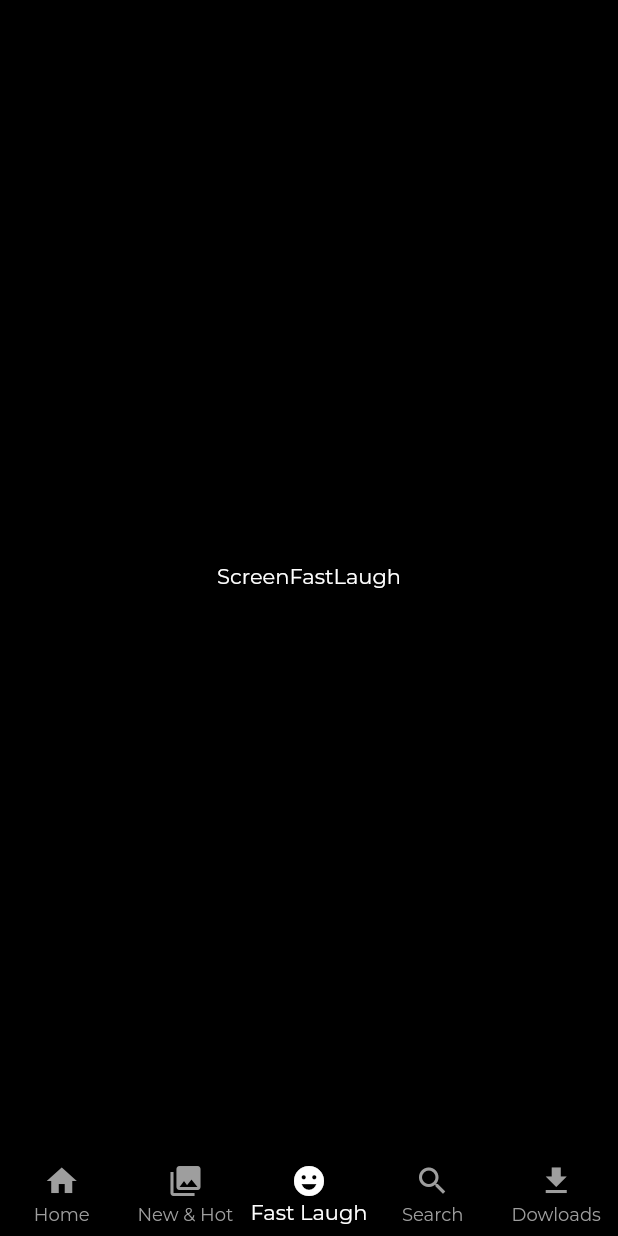
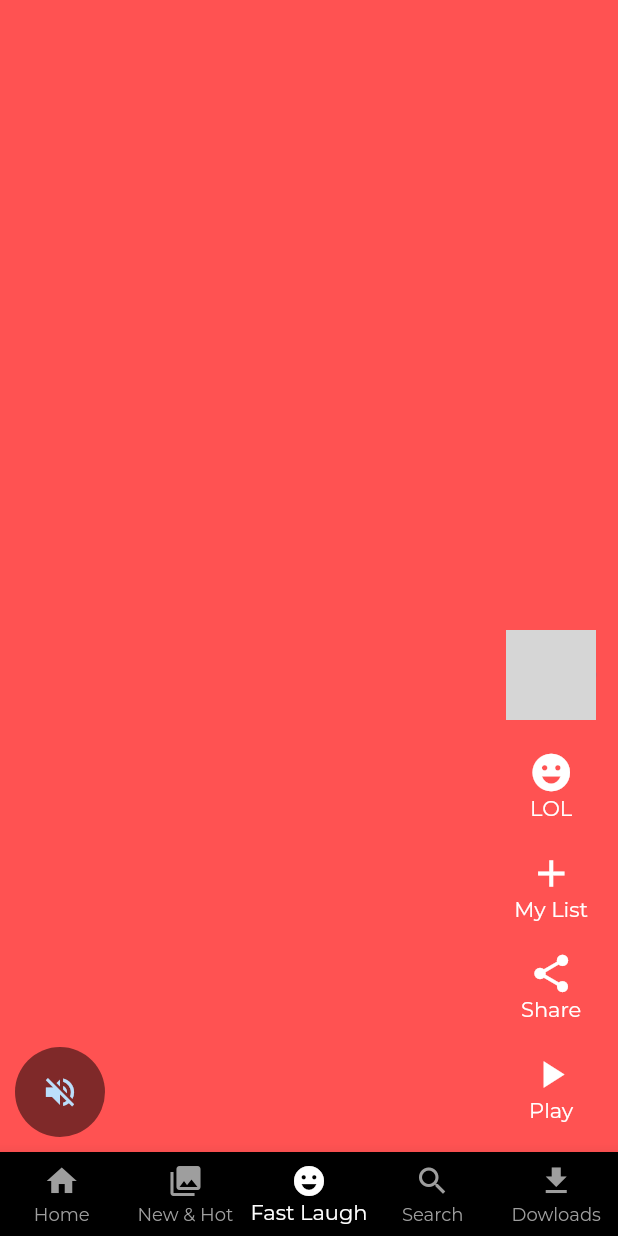
Before and after one commit to habeeb321/Netflix_Clone, a Flutter app: the screen it shows after launch, item 3 of the bottom bar chosen, on a phone screen of 412 x 824 dp. Run offline on Flutter 3.47's test engine with Material 2 defaults, Android fonts, the phone set to English and light mode, and no system bars; our stand-ins replace google_fonts; network calls fail; grey boxes are pictures that could not be loaded.

Commit message:
Fast and laugh UI completed

```diff
--- a/lib/presentation/fast_laugh/screen_fast_laugh.dart
+++ b/lib/presentation/fast_laugh/screen_fast_laugh.dart
@@ -1,14 +1,18 @@
 import 'package:flutter/material.dart';
+import 'package:netflix_clone_app/presentation/fast_laugh/widgets/video_list_item.dart';
 
 class ScreenFastLaugh extends StatelessWidget {
   const ScreenFastLaugh({super.key});
 
   @override
   Widget build(BuildContext context) {
-    return const Scaffold(
+    return Scaffold(
       body: SafeArea(
-        child: Center(
-          child: Text('ScreenFastLaugh'),
+        child: PageView(
+          scrollDirection: Axis.vertical,
+          children: List.generate(10, (index) {
+            return VideoListItem(index: index);
+          }),
         ),
       ),
     );
--- /dev/null
+++ b/lib/presentation/fast_laugh/widgets/video_list_item.dart
@@ -0,0 +1,82 @@
+import 'package:flutter/material.dart';
+import 'package:netflix_clone_app/core/colors/colors.dart';
+
+class VideoListItem extends StatelessWidget {
+  final int index;
+  const VideoListItem({super.key, required this.index});
+
+  @override
+  Widget build(BuildContext context) {
+    return Stack(
+      children: [
+        Container(
+          color: Colors.accents[index % Colors.accents.length],
+        ),
+        Align(
+          alignment: Alignment.bottomCenter,
+          child: Padding(
+            padding: const EdgeInsets.symmetric(horizontal: 10, vertical: 10),
+            child: Row(
+              crossAxisAlignment: CrossAxisAlignment.end,
+              mainAxisAlignment: MainAxisAlignment.spaceBetween,
+              children: [
+                //left side
+                CircleAvatar(
+                  radius: 30,
+                  backgroundColor: kBlackColor.withOpacity(0.5),
+                  child: IconButton(
+                    onPressed: () {},
+                    icon: const Icon(
+                      Icons.volume_off,
+                      size: 25,
+                    ),
+                  ),
+                ),
+
+                //right side
+                Column(
+                  mainAxisAlignment: MainAxisAlignment.end,
+                  children: const [
+                    Padding(
+                      padding: EdgeInsets.symmetric(vertical: 10),
+                      child: CircleAvatar(
+                        radius: 30,
+                        backgroundImage: NetworkImage(
+                            'https://www.themoviedb.org/t/p/w130_and_h195_bestv2/pqzjCxPVc9TkVgGRWeAoMmyqkZV.jpg'),
+                      ),
+                    ),
+                    VideoActionsWidget(
+                        icon: Icons.emoji_emotions, title: 'LOL'),
+                    VideoActionsWidget(icon: Icons.add, title: 'My List'),
+                    VideoActionsWidget(icon: Icons.share, title: 'Share'),
+                    VideoActionsWidget(icon: Icons.play_arrow, title: 'Play'),
+                  ],
+                )
+              ],
+            ),
+          ),
+        ),
+      ],
+    );
+  }
+}
+
+class VideoActionsWidget extends StatelessWidget {
+  final IconData icon;
+  final String title;
+  const VideoActionsWidget(
+      {super.key, required this.icon, required this.title});
+
+  @override
+  Widget build(BuildContext context) {
+    return Padding(
+      padding: const EdgeInsets.symmetric(vertical: 10, horizontal: 10),
+      child: Column(
+        children: [
+          Icon(icon, color: kWhiteColor, size: 30),
+          Text(title),
+        ],
+      ),
+    );
+  }
+}
--- a/lib/presentation/search/screen_search.dart
+++ b/lib/presentation/search/screen_search.dart
@@ -2,6 +2,7 @@ import 'package:flutter/cupertino.dart';
 import 'package:flutter/material.dart';
 import 'package:netflix_clone_app/core/colors/colors.dart';
 import 'package:netflix_clone_app/core/constants.dart';
+import 'package:netflix_clone_app/presentation/search/widgets/search_result.dart';
 
 class ScreenSearch extends StatelessWidget {
   const ScreenSearch({super.key});
@@ -31,6 +32,7 @@ class ScreenSearch extends StatelessWidget {
               ),
               kHeight10,
               //const Expanded(child: SearchIdleWidget()),
+              const Expanded(child: SearchResultWidget()),
             ],
           ),
         ),
```
Also changed, not shown: lib/presentation/search/widgets/search_result.dart (+39 -1 lines), 1 other file.
